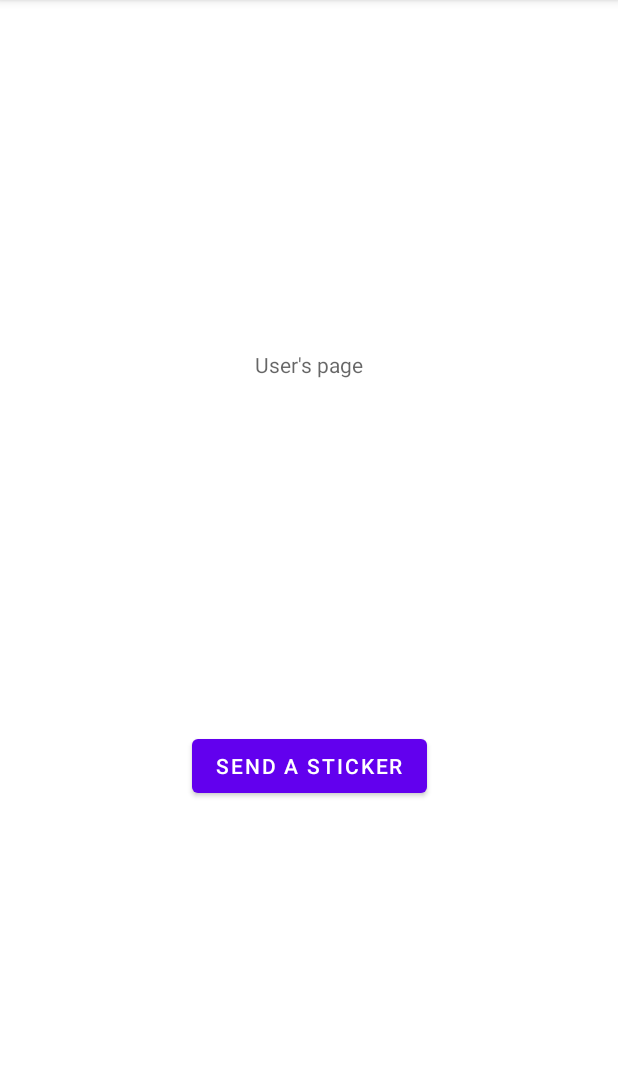
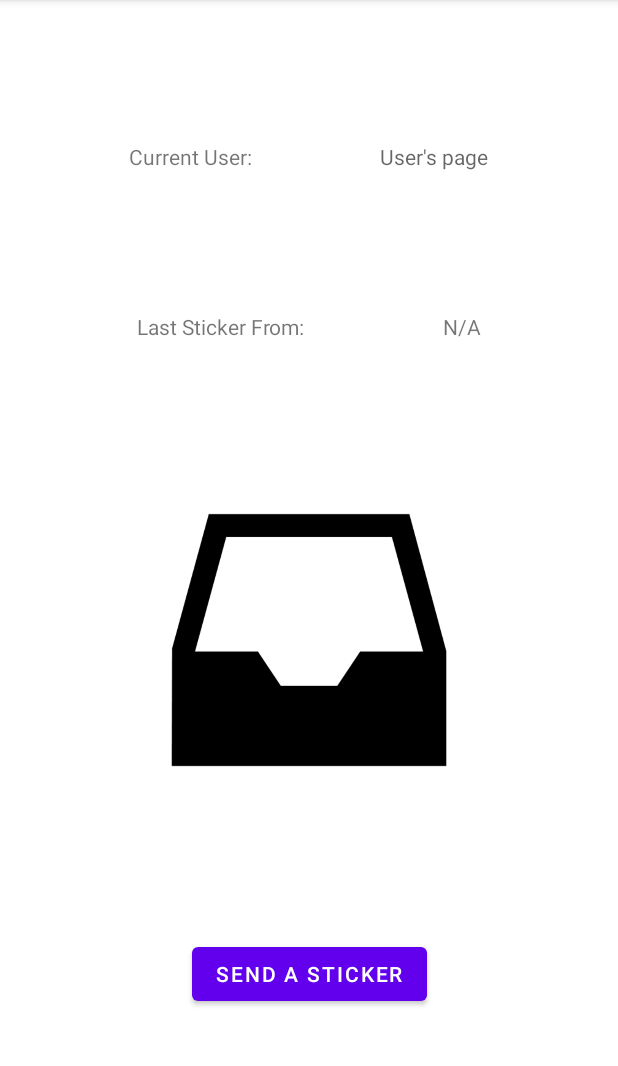
Before and after one commit to thrushalex/NUMAD23Sp_Team27, an Android app: the SendStickerActivity screen opened directly, with no data from a screen before it, on a phone screen of 412 x 824 dp, the part 84-1150 px from its top. Run offline under Robolectric (Android 15) with nearby library versions, the phone set to English and light mode, and no system bars; our stand-ins replace Firebase (no records; nobody signed in at launch, a user with empty details on screens opened directly).

Commit message:
Add functionality for visualizing stickers

```diff
--- a/app/src/main/java/edu/northeastern/numad23sp_team27/SendStickerActivity.java
+++ b/app/src/main/java/edu/northeastern/numad23sp_team27/SendStickerActivity.java
@@ -1,15 +1,29 @@
 package edu.northeastern.numad23sp_team27;
 
+import androidx.annotation.NonNull;
 import androidx.appcompat.app.AppCompatActivity;
 
 import android.content.Intent;
 import android.content.SharedPreferences;
 import android.os.Bundle;
+import android.util.Log;
 import android.view.View;
+import android.widget.ImageView;
 import android.widget.TextView;
+import android.widget.Toast;
+
+import com.google.firebase.database.DataSnapshot;
+import com.google.firebase.database.DatabaseError;
+import com.google.firebase.database.DatabaseReference;
+import com.google.firebase.database.FirebaseDatabase;
+import com.google.firebase.database.ValueEventListener;
+
+import java.util.ArrayList;
 
 public class SendStickerActivity extends AppCompatActivity {
     TextView userPage;
+    private DatabaseReference db;
+    private static final String DB_ADDRESS = "https://at-your-service-4ab17-default-rtdb.firebaseio.com";
 
     @Override
     protected void onCreate(Bundle savedInstanceState) {
@@ -20,8 +34,49 @@ public class SendStickerActivity extends AppCompatActivity {
         String usernm = sharedPreferences.getString("name", "");
 
         userPage = findViewById(R.id.userTextView);
+        db = FirebaseDatabase.getInstance(DB_ADDRESS).getReference();
+        userPage.setText(usernm);
+        getLastStickerForUser(usernm);
+    }
 
-        userPage.setText(usernm);
+    public void getLastStickerForUser(String username) {
+        db.child("users").child(username).addListenerForSingleValueEvent(new ValueEventListener() {
+            @Override
+            public void onDataChange(@NonNull DataSnapshot snapshot) {
+                if (snapshot.exists()) {
+                    //Process historyOfStickersReceived into ArrayList
+                    ArrayList<Integer> stickersReceived = new Utils().convertStringListToList(snapshot.child("historyOfStickersReceived").getValue().toString());
+                    //Get last sticker
+                    Integer array_length = stickersReceived.size() - 1;
+                    Integer stickerID = stickersReceived.get(array_length);
+                    setDisplayedSticker(stickerID);
+                }
+            }
+
+            @Override
+            public void onCancelled(@NonNull DatabaseError error) {
+                Log.i("Registration Error", error.getMessage());
+            }
+        });
+    }
+    public void setDisplayedSticker(Integer stickerID) {
+        if (stickerID == 0) {
+            ImageView IV = findViewById(R.id.stickerImageView);
+            IV.setImageResource(R.drawable.empty_placeholder);
+        } else if (stickerID == 1) {
+            ImageView IV = findViewById(R.id.stickerImageView);
+            IV.setImageResource(R.drawable.sticker1);
+        } else if (stickerID == 2) {
+            ImageView IV = findViewById(R.id.stickerImageView);
+            IV.setImageResource(R.drawable.sticker2);
+        } else if (stickerID == 3) {
+            ImageView IV = findViewById(R.id.stickerImageView);
+            IV.setImageResource(R.drawable.sticker3);
+        } else if (stickerID == 4) {
+            ImageView IV = findViewById(R.id.stickerImageView);
+            IV.setImageResource(R.drawable.sticker4);
+        }
+
     }
 
     public void startSelectStickerActivity(View view) {
--- a/app/src/main/res/layout/activity_send_sticker.xml
+++ b/app/src/main/res/layout/activity_send_sticker.xml
@@ -11,9 +11,9 @@
         android:layout_width="wrap_content"
         android:layout_height="wrap_content"
         android:hint="User's page"
+        app:layout_constraintBottom_toTopOf="@id/senderUsernameTV"
         app:layout_constraintEnd_toEndOf="parent"
-        app:layout_constraintStart_toStartOf="parent"
-        app:layout_constraintBottom_toTopOf="@id/sendStickerButton"
+        app:layout_constraintStart_toEndOf="@id/currentUserLabelTV"
         app:layout_constraintTop_toTopOf="parent" />
 
     <Button
@@ -24,6 +24,46 @@
         android:onClick="startSelectStickerActivity"
         app:layout_constraintEnd_toEndOf="parent"
         app:layout_constraintStart_toStartOf="parent"
-        app:layout_constraintTop_toBottomOf="@id/userTextView"
+        app:layout_constraintTop_toBottomOf="@id/stickerImageView"
         app:layout_constraintBottom_toBottomOf="parent"/>
+
+    <ImageView
+        android:id="@+id/stickerImageView"
+        android:layout_width="216dp"
+        android:layout_height="209dp"
+        app:srcCompat="@drawable/empty_placeholder"
+        app:layout_constraintBottom_toTopOf="@id/sendStickerButton"
+        app:layout_constraintEnd_toEndOf="parent"
+        app:layout_constraintStart_toStartOf="parent"
+        app:layout_constraintTop_toBottomOf="@id/lastStickerFromTV"  />
+
+    <TextView
+        android:id="@+id/currentUserLabelTV"
+        android:layout_width="wrap_content"
+        android:layout_height="wrap_content"
+        android:text="Current User:"
+        app:layout_constraintBottom_toTopOf="@id/lastStickerFromTV"
+        app:layout_constraintEnd_toStartOf="@id/userTextView"
+        app:layout_constraintStart_toStartOf="parent"
+        app:layout_constraintTop_toTopOf="parent"  />
+
+    <TextView
+        android:id="@+id/lastStickerFromTV"
+        android:layout_width="wrap_content"
+        android:layout_height="wrap_content"
+        android:text="Last Sticker From:"
+        app:layout_constraintBottom_toTopOf="@id/stickerImageView"
+        app:layout_constraintEnd_toStartOf="@id/senderUsernameTV"
+        app:layout_constraintStart_toStartOf="parent"
+        app:layout_constraintTop_toBottomOf="@id/currentUserLabelTV" />
+
+    <TextView
+        android:id="@+id/senderUsernameTV"
+        android:layout_width="wrap_content"
+        android:layout_height="wrap_content"
+        android:text="N/A"
+        app:layout_constraintBottom_toTopOf="@id/stickerImageView"
+        app:layout_constraintEnd_toEndOf="parent"
+        app:layout_constraintStart_toEndOf="@id/lastStickerFromTV"
+        app:layout_constraintTop_toBottomOf="@id/userTextView"/>
 </androidx.constraintlayout.widget.ConstraintLayout>
```
Also changed, not shown: app/src/main/java/edu/northeastern/numad23sp_team27/Utils.java (added, +16 -0 lines), app/src/main/res/drawable/empty_placeholder.png (added).
